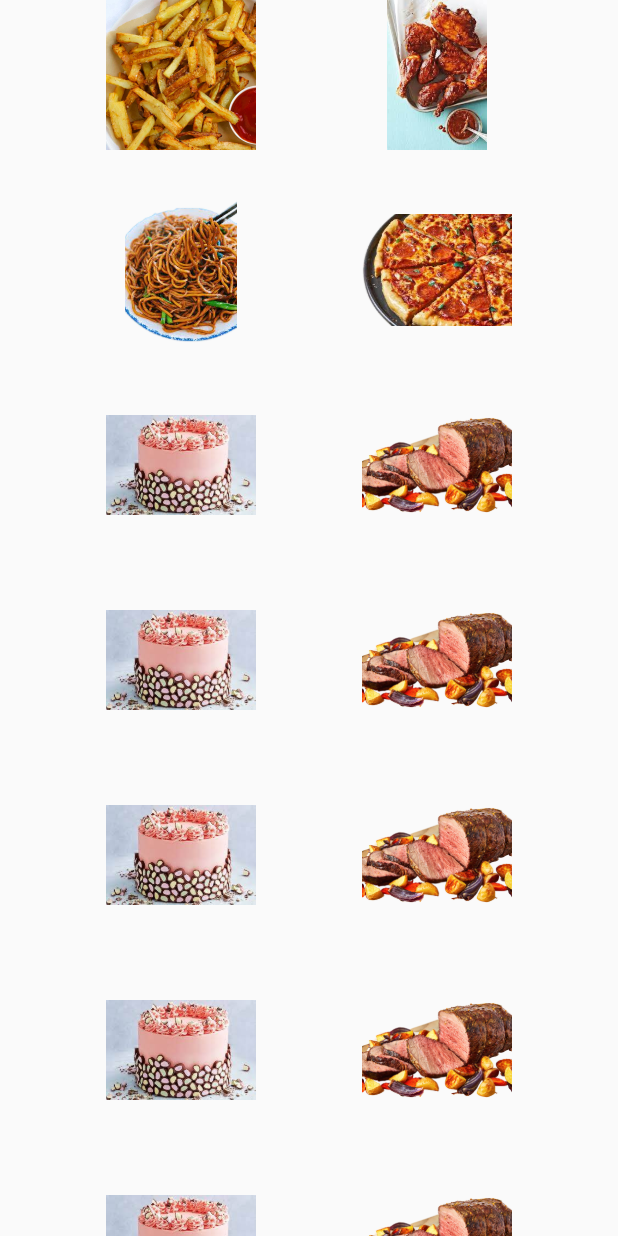
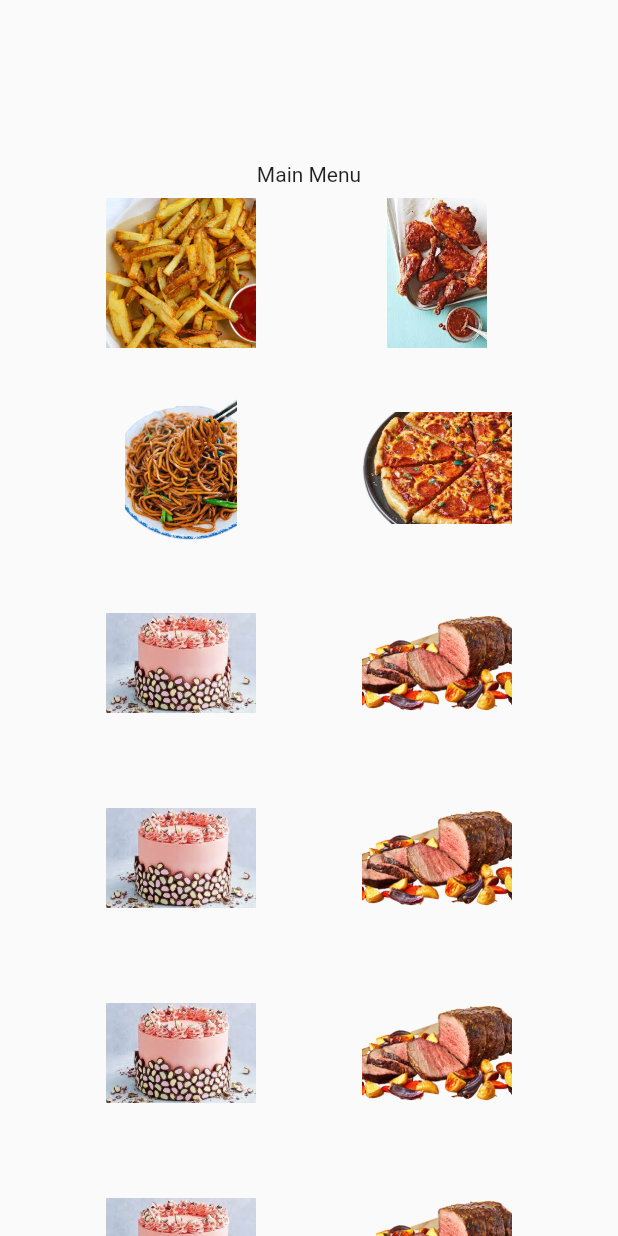
Before and after one commit to shadkasera/receip_app, a Flutter app: the HomeScreen screen opened directly, on a phone screen of 412 x 824 dp. Run offline on Flutter 3.47's test engine with Material 2 defaults, Android fonts, the phone set to English and light mode, and no system bars.

Commit message:
updated homescreen file

```diff
--- a/lib/homescreen.dart
+++ b/lib/homescreen.dart
@@ -11,13 +11,24 @@ class HomeScreen extends StatelessWidget {
           child: Column(
             mainAxisAlignment: MainAxisAlignment.start,
             children: [
+              const SizedBox(
+                height: 100,
+              ),
+              const Padding(
+                padding: EdgeInsets.all(8.0),
+                child: Center(child: Text('Main Menu')),
+              ),
               Row(
                 mainAxisAlignment: MainAxisAlignment.spaceEvenly,
+                children: [
+                  Row(
                     children: [
                       Image.asset(
                         'assets/images/chips.jpg',
                         width: 100,
                         height: 100,
+                      ),
+                    ],
                   ),
                   Image.asset(
                     'assets/images/chicken.jpeg',
```
Lines whose indentation alone changed are shown as unchanged.
